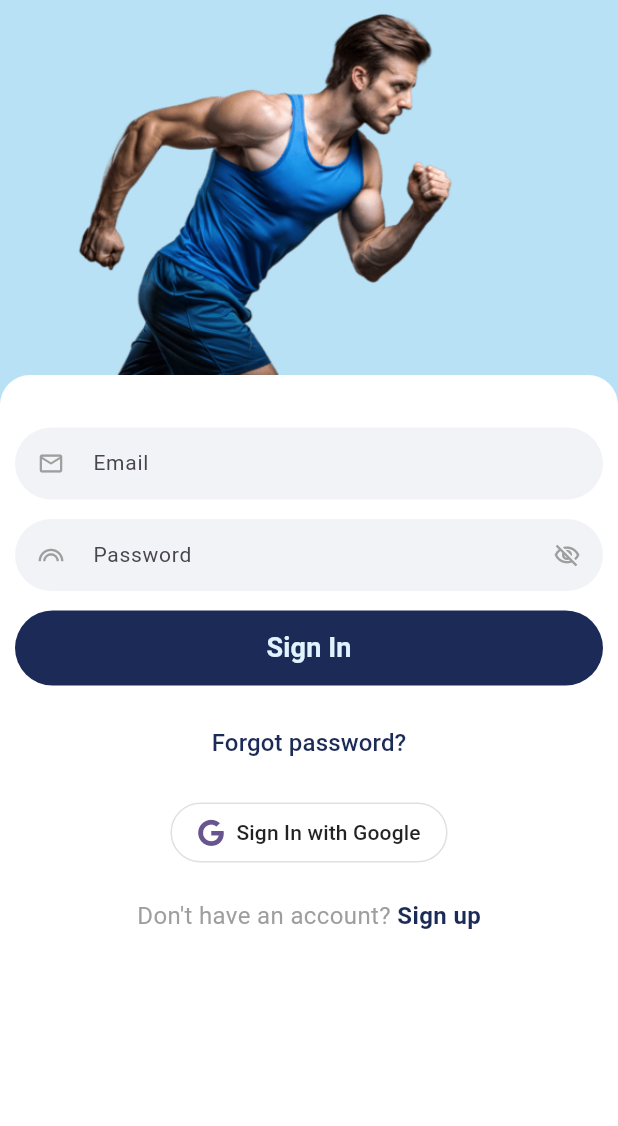
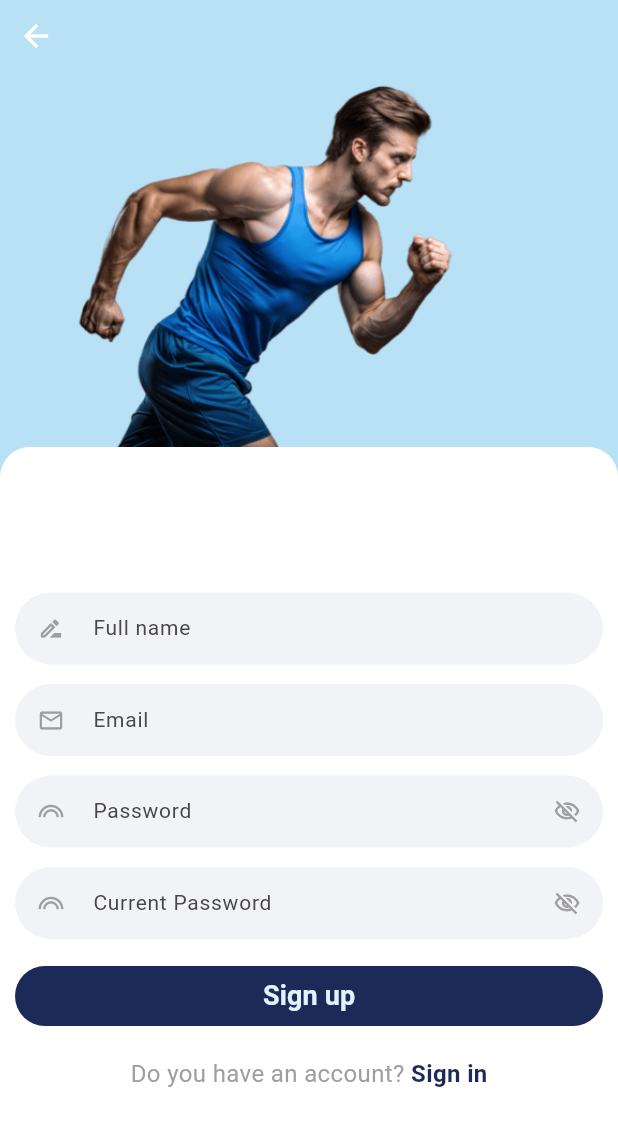
Before and after one commit to omirfarhan/Fitness_app, a Flutter app: the screen it shows after launch, after a tap on "Sign up", on a phone screen of 412 x 824 dp. Shown: the top 1126 px of the screen. Run offline on Flutter 3.47's test engine with Material 3 defaults, Android fonts, the light colour scheme and no system bars; our stand-ins replace font_awesome_flutter, get.

Commit message:
registration page UI create done

```diff
--- a/lib/features/auth/presentation/getx/authcontroller.dart
+++ b/lib/features/auth/presentation/getx/authcontroller.dart
@@ -3,8 +3,15 @@ import 'package:get/get.dart';
 import 'package:get/get_state_manager/src/simple/get_controllers.dart';
 
 class  Authcontroller extends GetxController {
+  //login page
   final emailController = TextEditingController();
   final passwordController = TextEditingController();
   var obscurePassword = true.obs;
 
+  //registration page
+  final fullnameController = TextEditingController();
+  final gmailController = TextEditingController();
+  final passwordsController = TextEditingController();
+  final confirmPasswordsController = TextEditingController();
+
 }
--- a/lib/features/auth/presentation/pages/login_page.dart
+++ b/lib/features/auth/presentation/pages/login_page.dart
@@ -1,4 +1,5 @@
 import 'package:cleancodearchitecture/features/auth/presentation/getx/authcontroller.dart';
+import 'package:cleancodearchitecture/features/auth/presentation/pages/registration_page.dart';
 import 'package:cleancodearchitecture/features/auth/presentation/widgets/roundedfield.dart';
 import 'package:cleancodearchitecture/features/auth/presentation/widgets/socialbutton.dart';
 import 'package:flutter/material.dart';
@@ -12,11 +13,8 @@ class LoginPage extends GetView<Authcontroller> {
 
   @override
   Widget build(BuildContext context) {
-
-
     return Scaffold(
         backgroundColor: const Color(0xFFB9E1F5),
-
       body: SafeArea(
           child: Column(
             crossAxisAlignment: CrossAxisAlignment.stretch,
@@ -148,6 +146,7 @@ class LoginPage extends GetView<Authcontroller> {
 
                               GestureDetector(
                                 onTap: () {
+                                  Get.to(() => const RegistrationPage());
                                   print('Sign up button');
                                 },
 
--- /dev/null
+++ b/lib/features/auth/presentation/pages/registration_page.dart
@@ -0,0 +1,186 @@
+import 'package:cleancodearchitecture/features/auth/presentation/getx/authcontroller.dart';
+import 'package:flutter/cupertino.dart';
+import 'package:flutter/material.dart';
+import 'package:flutter/src/widgets/framework.dart';
+import 'package:get/get.dart';
+
+import '../widgets/roundedfield.dart';
+
+class RegistrationPage extends GetView<Authcontroller>{
+  const RegistrationPage({super.key});
+
+
+  @override
+  Widget build(BuildContext context) {
+    return Scaffold(
+      backgroundColor: const Color(0xFFB9E1F5),
+      // appBar: AppBar(
+      //   backgroundColor: const Color(0xFFB9E1F5),
+      //   title: const Text('Registration'),
+      // ),
+      body: SafeArea(
+          child: Column(
+            mainAxisAlignment: MainAxisAlignment.center,
+            children: [
+              Align(
+                alignment: Alignment.topLeft,
+                child: IconButton(onPressed: Get.back, icon: const Icon(Icons.arrow_back, color: Colors.white,)),
+
+              ),
+              Image.asset(
+                'assets/picture/running_man.png',
+                width: double.infinity,
+                height: 250,
+                fit: BoxFit.cover,
+              ),
+              Expanded(
+                child: Container(
+                  width: double.infinity,
+
+                  padding: const EdgeInsets.all(10),
+                  decoration: const BoxDecoration(
+                    color: Colors.white,
+                    borderRadius: BorderRadius.only(
+                      topLeft: Radius.circular(20),
+                      topRight: Radius.circular(20),
+                    ),
+                  ),
+
+                  child: Column(
+                    mainAxisAlignment: MainAxisAlignment.center,
+                    children: [
+                      SingleChildScrollView(
+                          child: Column(
+                            children: [
+                              Roundedfield(
+                                  controller: controller.emailController,
+                                  hint: 'Full name',
+                                  icon: Icons.drive_file_rename_outline_outlined,
+                                  obscureText: false
+                              ),
+                              const SizedBox(height: 13),
+
+                              Roundedfield(
+                                  controller: controller.emailController,
+                                  hint: 'Email',
+                                  icon: Icons.email_outlined,
+                                  obscureText: false
+                              ),
+                              const SizedBox(height: 13),
+
+                              Obx(() => Roundedfield(
+                                controller: controller.passwordController,
+                                hint: 'Password',
+                                icon: Icons.looks_outlined,
+                                obscureText: controller.obscurePassword.value,
+                                suffixIcon: IconButton(
+                                    onPressed: () {
+                                      controller.obscurePassword.value = !controller
+                                          .obscurePassword.value;
+                                    },
+                                    icon: Icon(
+                                      controller.obscurePassword.value
+                                          ? Icons.visibility_off_outlined
+                                          : Icons.visibility_outlined,
+                                      color: Colors.grey,
+                                    )
+                                ),
+                              ),
+                              ),
+
+                              const SizedBox(height: 13),
+
+                              Obx(() => Roundedfield(
+                                controller: controller.passwordController,
+                                hint: 'Current Password',
+                                icon: Icons.looks_outlined,
+                                obscureText: controller.obscurePassword.value,
+                                suffixIcon: IconButton(
+                                    onPressed: () {
+                                      controller.obscurePassword.value = !controller
+                                          .obscurePassword.value;
+                                    },
+                                    icon: Icon(
+                                      controller.obscurePassword.value
+                                          ? Icons.visibility_off_outlined
+                                          : Icons.visibility_outlined,
+                                      color: Colors.grey,
+                                    )
+                                ),
+                              ),
+                              ),
+                              const SizedBox(height: 18),
+
+                              SizedBox(
+                                height: 40,
+                                width: double.infinity,
+                                child: ElevatedButton(
+                                    onPressed: () {
+
+                                },style: ElevatedButton.styleFrom(
+                                  backgroundColor: const Color(0xFF1B2A56),
+                                  foregroundColor: Colors.white,
+                                  shape: RoundedRectangleBorder(
+                                    borderRadius: BorderRadius.circular(28),
+                                  ),
+                                  elevation: 0,
+                                ), child: Text(
+                                  'Sign up',
+                                  style: TextStyle(
+                                      color: Color(0xFFE0F4FF),
+                                      fontSize: 18,
+                                      fontWeight: FontWeight.w600
+                                  ),
+                                )),
+                              ),
+                              const SizedBox(height: 20),
+
+
+                              Row(
+                                mainAxisAlignment: MainAxisAlignment.center,
+                                children: [
+                                  const Text(
+                                    "Do you have an account? ",
+                                    style: TextStyle(
+                                      color: Colors.grey,
+                                      fontSize: 16,
+                                    ),
+                                  ),
+
+                                  GestureDetector(
+                                    onTap: () {
+                                      Get.to(() => const RegistrationPage());
+                                      print('Do you have an account?');
+                                    },
+
+                                    child: const Text(
+                                      'Sign in',
+                                      style: TextStyle(
+                                        color: Color(0xFF1B2A56),
+                                        fontSize: 16,
+                                        fontWeight: FontWeight.w700,
+                                      ),
+                                    ),
+
+                                  )
+                                ],
+                              ),
+
+                            ],
+                          )
+                      ),
+                    ],
+
+                  ),
+                ),
+              )
+            ],
+          )
+
+      ),
+
+    );
+
+  }
+
+}
```
